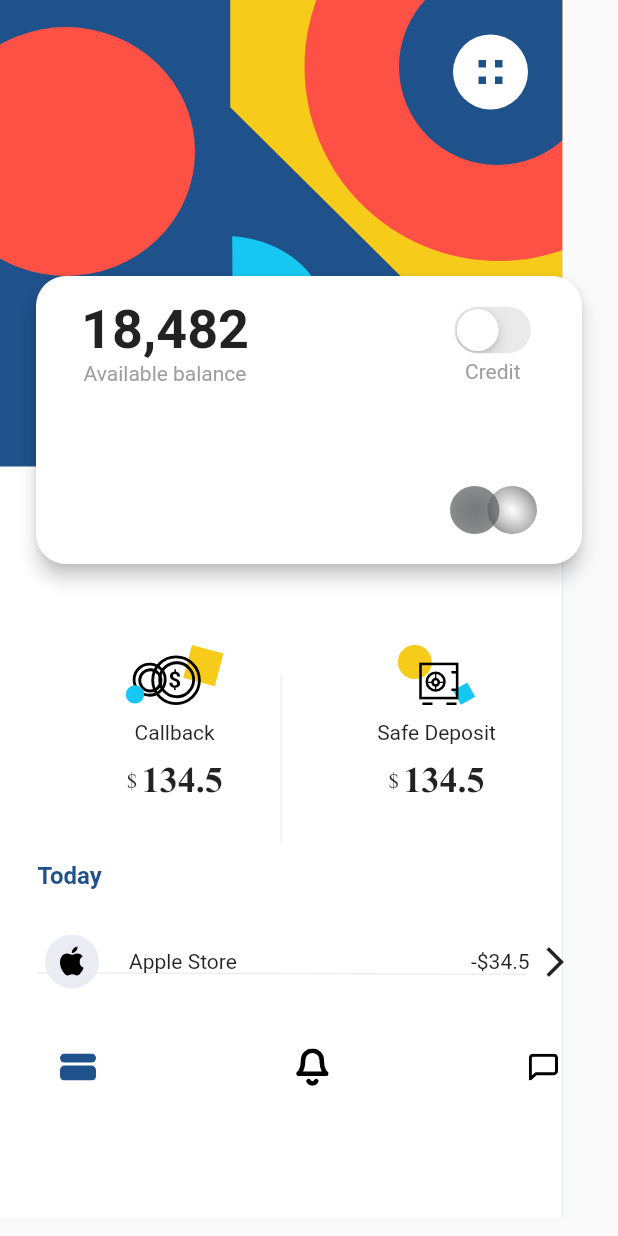
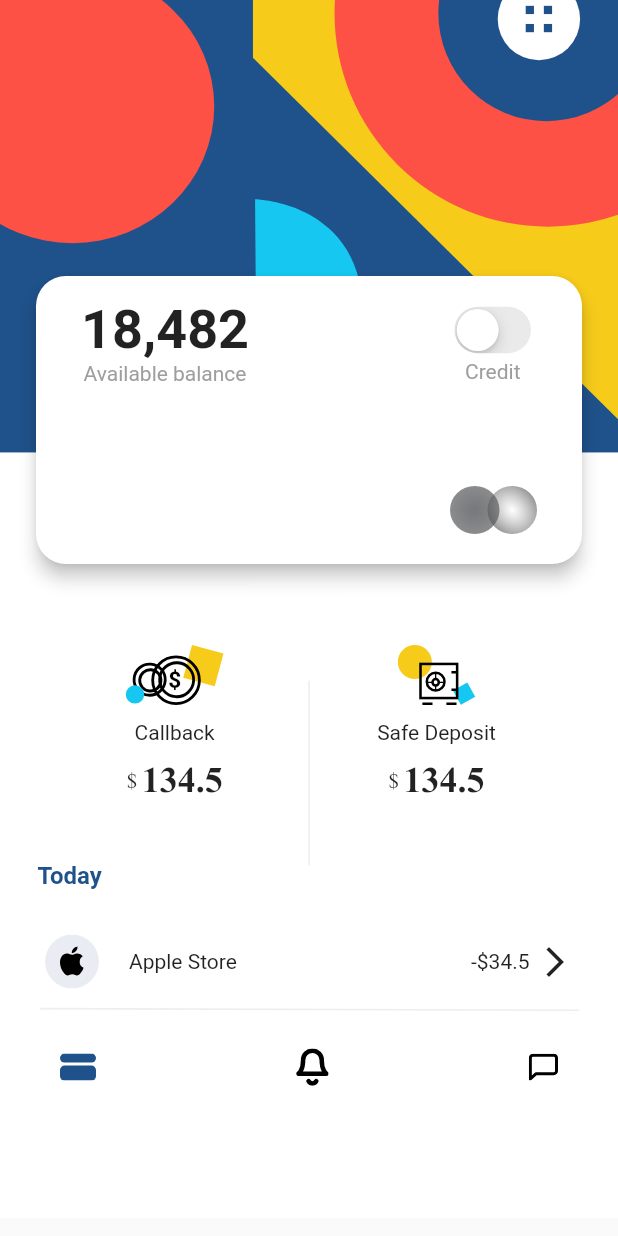
Before and after one commit to DentVega/Flutter-Designs, a Flutter app: the screen it shows after launch, after a tap on "Start Now", on a phone screen of 412 x 824 dp. Run offline on Flutter 3.47's test engine with Material 2 defaults, Android fonts, the phone set to English and light mode, and no system bars; our stand-ins replace flutter_svg.

Commit message:
Correccion de redimension del svg en el ancho

```diff
--- a/lib/src/pages/tangible_Bank_home_page.dart
+++ b/lib/src/pages/tangible_Bank_home_page.dart
@@ -11,14 +11,17 @@ class _TangibleBankHomeState extends State<TangibleBankHome> {
   @override
   Widget build(BuildContext context) {
     return Scaffold(
-      body: Stack(
-        children: <Widget>[_createBackground(), _createForm(context)],
+      body: SingleChildScrollView(
+        child: Stack(
+          children: <Widget>[_createBackground(), _createForm(context)],
+        ),
       ),
     );
   }
 
   Widget _createBackground() {
     return Container(
+      width: double.infinity,
       child: SvgPicture.asset(
         'assets/screen_two.svg',
         fit: BoxFit.cover,
--- a/lib/src/pages/tangible_bank_page.dart
+++ b/lib/src/pages/tangible_bank_page.dart
@@ -8,6 +8,7 @@ class TangibleBank extends StatelessWidget {
       body: Stack(
         children: <Widget>[
           Container(
+            width: double.infinity,
             child: SvgPicture.asset(
               'assets/screen_prime.svg',
               fit: BoxFit.cover,
@@ -21,6 +22,8 @@ class TangibleBank extends StatelessWidget {
 
   Widget _createButton(BuildContext context) {
     return SafeArea(
+      child: Container(
+        padding: EdgeInsets.all(10.0),
         child: Column(
           children: <Widget>[
             Expanded(child: Container()),
@@ -30,6 +33,7 @@ class TangibleBank extends StatelessWidget {
             ),
            _bottomWidget(context),
           ],
+        ),
       ),
     );
   }
@@ -68,7 +72,7 @@ class TangibleBank extends StatelessWidget {
                   style: TextStyle(
                       color: Colors.white,
                       fontWeight: FontWeight.bold,
-                      fontSize: 18),
+                      fontSize: 16),
                 ),
                 SizedBox(
                   width: 40,
```
Lines whose indentation alone changed are shown as unchanged.
